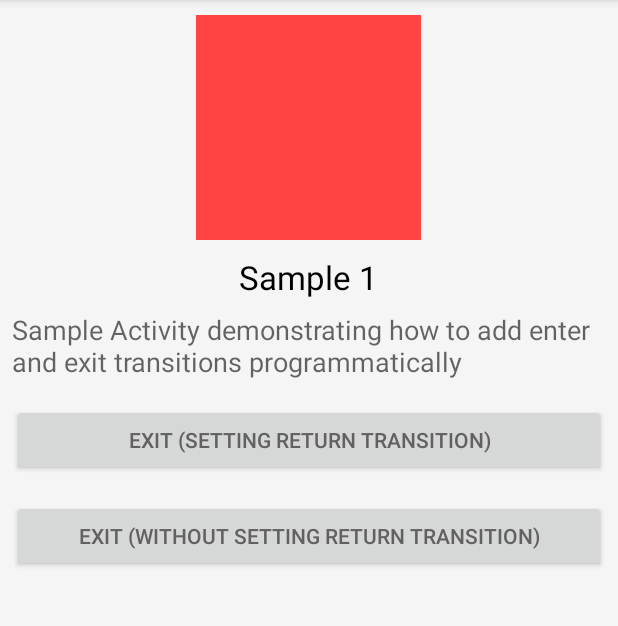
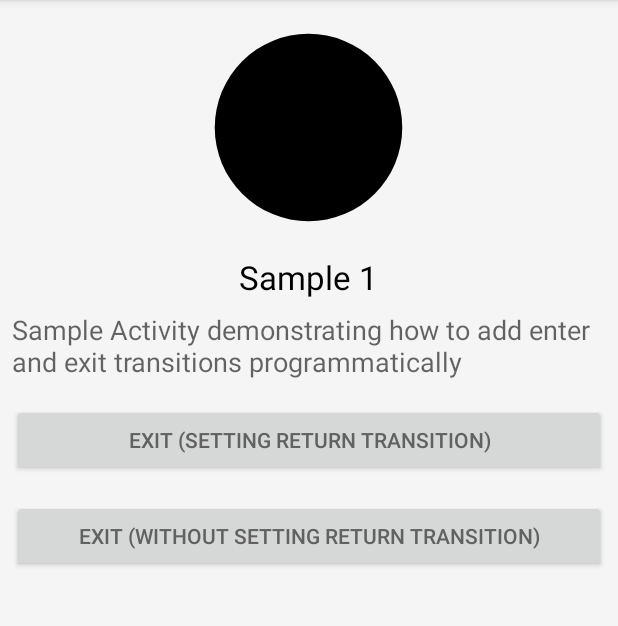
Before and after one commit to dev-arrow/Material-Animations, an Android app: the DetailActivity1 screen opened directly, with no data from a screen before it, on a phone screen of 412 x 824 dp, the part 84-710 px from its top. Run offline under Robolectric (Android 15) with nearby library versions, the phone set to English and light mode, and no system bars; our stand-ins replace data binding; 3 statements that could not run were skipped.

Commit message:
Add DataBinding to Sample 1

```diff
--- a/app/src/main/java/com/lgvalle/material_animations/BaseDetailSampleActivity.java
+++ b/app/src/main/java/com/lgvalle/material_animations/BaseDetailSampleActivity.java
@@ -1,5 +1,7 @@
 package com.lgvalle.material_animations;
 
+import android.databinding.DataBindingUtil;
+import android.databinding.ViewDataBinding;
 import android.os.Bundle;
 import android.support.v7.app.AppCompatActivity;
 
@@ -13,8 +15,7 @@ public abstract class BaseDetailSampleActivity extends AppCompatActivity {
     @Override
     protected void onCreate(Bundle savedInstanceState) {
         super.onCreate(savedInstanceState);
-        setContentView(getContentView());
-        sample = (Sample) getIntent().getExtras().getSerializable("sample");
+
     }
 
     abstract int getContentView();
--- a/app/src/main/java/com/lgvalle/material_animations/DetailActivity1.java
+++ b/app/src/main/java/com/lgvalle/material_animations/DetailActivity1.java
@@ -1,26 +1,29 @@
 package com.lgvalle.material_animations;
 
+import android.databinding.DataBindingUtil;
 import android.os.Bundle;
+import android.support.v7.app.AppCompatActivity;
 import android.transition.Fade;
 import android.transition.Slide;
 import android.transition.Visibility;
 import android.view.Gravity;
 import android.view.View;
-import android.widget.ImageView;
 
-public class DetailActivity1 extends BaseDetailSampleActivity {
+import com.lgvalle.material_animations.databinding.ActivityDetails1Binding;
+
+public class DetailActivity1 extends AppCompatActivity {
+
+    private Sample sample;
 
     @Override
     protected void onCreate(Bundle savedInstanceState) {
         super.onCreate(savedInstanceState);
 
+        ActivityDetails1Binding binding = DataBindingUtil.setContentView(this, R.layout.activity_details1);
+        sample = (Sample) getIntent().getExtras().getSerializable("sample");
+        binding.setDetails1Sample(sample);
         setupLayout();
         setupWindowAnimations();
-    }
-
-    @Override
-    int getContentView() {
-        return R.layout.activity_details1;
     }
 
     private void setupWindowAnimations() {
@@ -29,9 +32,6 @@ public class DetailActivity1 extends BaseDetailSampleActivity {
     }
 
     private void setupLayout() {
-        ImageView sampleIcon = (ImageView) findViewById(R.id.toolbar_sample_icon);
-        sampleIcon.setColorFilter(sample.color);
-
         findViewById(R.id.sample1_button1).setOnClickListener(new View.OnClickListener() {
             @Override
             public void onClick(View v) {
--- a/app/src/main/res/layout/activity_details1.xml
+++ b/app/src/main/res/layout/activity_details1.xml
@@ -1,10 +1,18 @@
-<LinearLayout xmlns:android="http://schemas.android.com/apk/res/android"
-    xmlns:tools="http://schemas.android.com/tools"
+<layout xmlns:android="http://schemas.android.com/apk/res/android"
+    xmlns:app="http://schemas.android.com/apk/res-auto">
+
+    <data>
+
+        <variable
+            name="details1Sample"
+            type="com.lgvalle.material_animations.Sample" />
+    </data>
+
+    <LinearLayout
         android:layout_width="match_parent"
         android:layout_height="match_parent"
         android:gravity="center_horizontal"
-    android:orientation="vertical"
-    tools:context=".MainActivity">
+        android:orientation="vertical">
 
 
         <android.support.v7.widget.Toolbar
@@ -21,7 +29,8 @@
                 android:layout_height="@dimen/size_icon_toolbar"
                 android:layout_marginEnd="@dimen/spacing_double"
                 android:src="@drawable/circle_24dp"
-            android:transitionName="@string/square_red_name" />
+                android:transitionName="@string/square_red_name"
+                app:colorFilter="@{details1Sample.color}" />
 
             <TextView
                 android:id="@+id/title"
@@ -33,12 +42,13 @@
 
         </android.support.v7.widget.Toolbar>
 
-    <View
+        <ImageView
             android:id="@+id/square_red"
             android:layout_width="150dp"
             android:layout_height="150dp"
             android:layout_margin="10dp"
-        android:background="@android:color/holo_red_light" />
+            android:src="@drawable/circle_24dp"
+            app:colorFilter="@{details1Sample.color}" />
 
         <TextView
             android:id="@+id/sample1_title"
@@ -70,3 +80,4 @@
 
 
     </LinearLayout>
+</layout>
```
Lines whose indentation alone changed are shown as unchanged.
